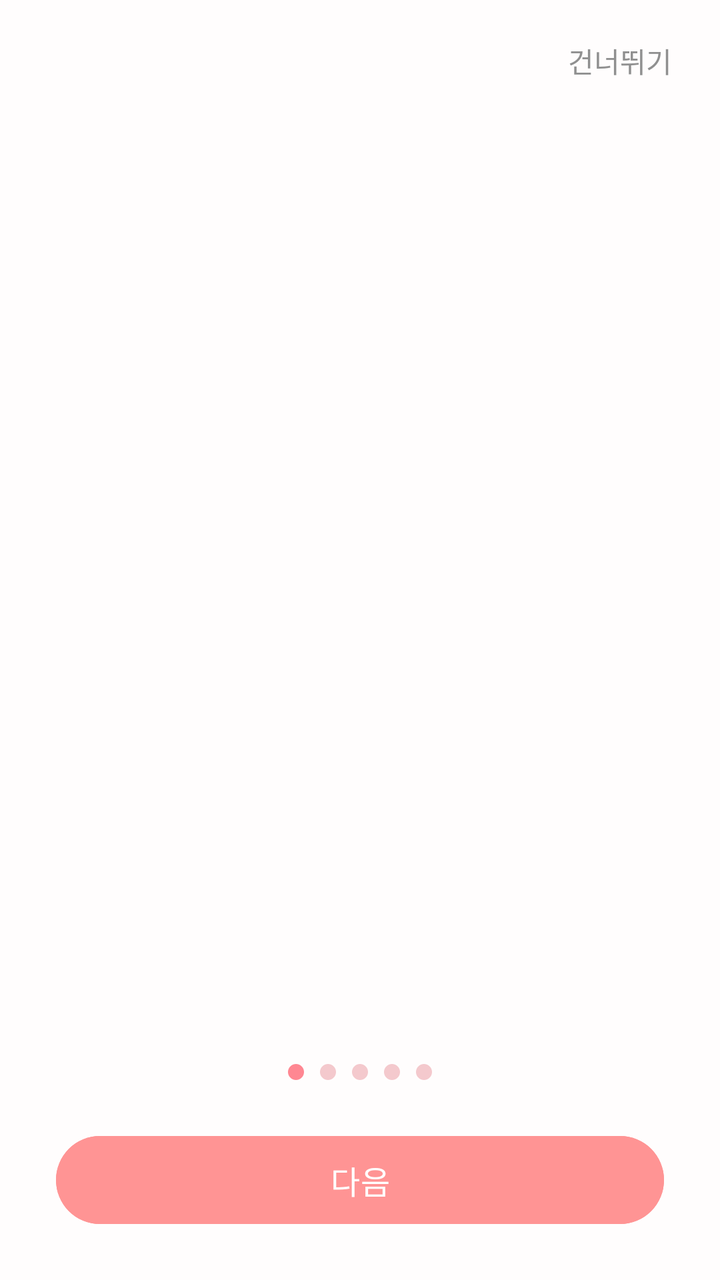
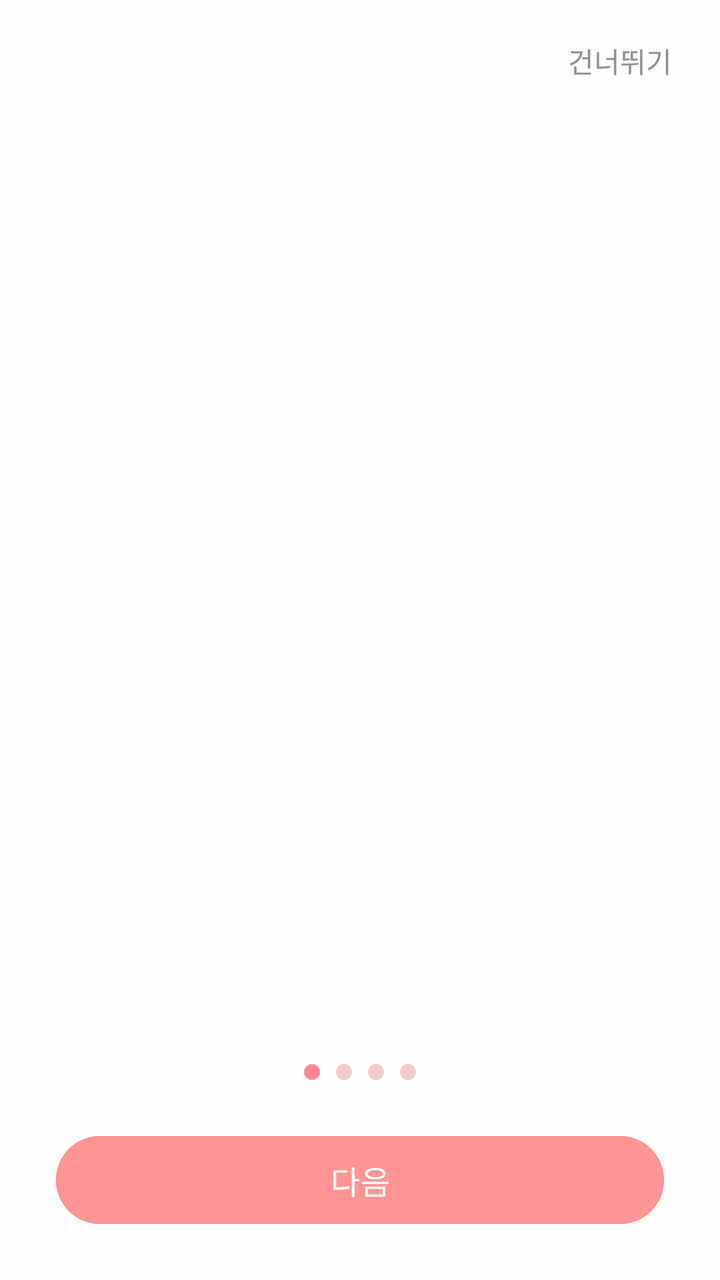

Two renders of the same Android screen: before a commit and after it. Below are the layout's source before the change and the commit's diff.
<!-- AndroidManifest.xml: application theme Theme.Maru -->
<!-- res/layout/activity_main.xml -->
<?xml version="1.0" encoding="utf-8"?>
<androidx.constraintlayout.widget.ConstraintLayout
    xmlns:android="http://schemas.android.com/apk/res/android"
    xmlns:app="http://schemas.android.com/apk/res-auto"
    android:id="@+id/main"
    android:layout_width="match_parent"
    android:layout_height="match_parent"
    android:background="#FFFDFD">

    <TextView
        android:id="@+id/tvSkip"
        android:layout_width="wrap_content"
        android:layout_height="wrap_content"
        android:layout_marginTop="20dp"
        android:layout_marginEnd="24dp"
        android:text="@string/skip"
        android:textColor="#909090"
        android:textSize="14sp"
        app:layout_constraintEnd_toEndOf="parent"
        app:layout_constraintTop_toTopOf="parent" />

    <androidx.viewpager2.widget.ViewPager2
        android:id="@+id/onboardingViewPager"
        android:layout_width="0dp"
        android:layout_height="0dp"
        android:layout_marginTop="8dp"
        app:layout_constraintTop_toBottomOf="@id/tvSkip"
        app:layout_constraintBottom_toTopOf="@id/layoutIndicator"
        app:layout_constraintStart_toStartOf="parent"
        app:layout_constraintEnd_toEndOf="parent" />

















    <LinearLayout
        android:id="@+id/layoutIndicator"
        android:layout_width="wrap_content"
        android:layout_height="wrap_content"
        android:layout_marginBottom="20dp"
        android:orientation="horizontal"
        app:layout_constraintBottom_toTopOf="@id/btnNext"
        app:layout_constraintStart_toStartOf="parent"
        app:layout_constraintEnd_toEndOf="parent">

        <View
            android:id="@+id/indicator1"
            android:layout_width="8dp"
            android:layout_height="8dp"
            android:layout_margin="4dp"
            android:background="@drawable/bg_indicator_active" />

        <View
            android:id="@+id/indicator2"
            android:layout_width="8dp"
            android:layout_height="8dp"
            android:layout_margin="4dp"
            android:background="@drawable/bg_indicator_inactive" />

        <View
            android:id="@+id/indicator3"
            android:layout_width="8dp"
            android:layout_height="8dp"
            android:layout_margin="4dp"
            android:background="@drawable/bg_indicator_inactive" />

        <View
            android:id="@+id/indicator4"
            android:layout_width="8dp"
            android:layout_height="8dp"
            android:layout_margin="4dp"
            android:background="@drawable/bg_indicator_inactive" />

        <View
            android:id="@+id/indicator5"
            android:layout_width="8dp"
            android:layout_height="8dp"
            android:layout_margin="4dp"
            android:background="@drawable/bg_indicator_inactive" />

    </LinearLayout>

    <Button
        android:id="@+id/btnNext"
        android:layout_width="0dp"
        android:layout_height="52dp"
        android:layout_marginStart="28dp"
        android:layout_marginEnd="28dp"
        android:layout_marginBottom="24dp"
        android:backgroundTint="#FF9494"
        android:text="@string/next"
        android:textAllCaps="false"
        android:textColor="#FFFFFF"
        android:textSize="16sp"
        app:layout_constraintBottom_toBottomOf="parent"
        app:layout_constraintStart_toStartOf="parent"
        app:layout_constraintEnd_toEndOf="parent" />

</androidx.constraintlayout.widget.ConstraintLayout>
<!-- resources referenced by this layout -->
<resources>
  <!-- drawable bg_indicator_active (drawable) -->
  <shape xmlns:android="http://schemas.android.com/apk/res/android"
      android:shape="oval">
      <solid android:color="#FF8792" />
  </shape>
  <!-- drawable bg_indicator_inactive (drawable) -->
  <shape xmlns:android="http://schemas.android.com/apk/res/android"
      android:shape="oval">
      <solid android:color="#F4C9CD" />
  </shape>
  <string name="next">다음</string>
  <string name="skip">건너뛰기</string>
  <style name="Theme.Maru" parent="Base.Theme.Maru" />
  <style name="Base.Theme.Maru" parent="Theme.Material3.Light.NoActionBar">
          <item name="colorPrimary">@color/maru_pink</item>
          <item name="android:windowBackground">@color/page_bg</item>
          
          <item name="android:windowLightStatusBar">true</item>
          
          <item name="android:soundEffectsEnabled">false</item>
      </style>
  <color name="maru_pink">#FFF0506E</color>
  <color name="page_bg">#FFFFFBFB</color>
</resources>

<!-- the commit's change to res/layout/activity_main.xml (unified diff, before → after) -->
@@ -83,13 +83,6 @@
             android:layout_margin="4dp"
             android:background="@drawable/bg_indicator_inactive" />
 
-        <View
-            android:id="@+id/indicator5"
-            android:layout_width="8dp"
-            android:layout_height="8dp"
-            android:layout_margin="4dp"
-            android:background="@drawable/bg_indicator_inactive" />
-
     </LinearLayout>
 
     <Button
